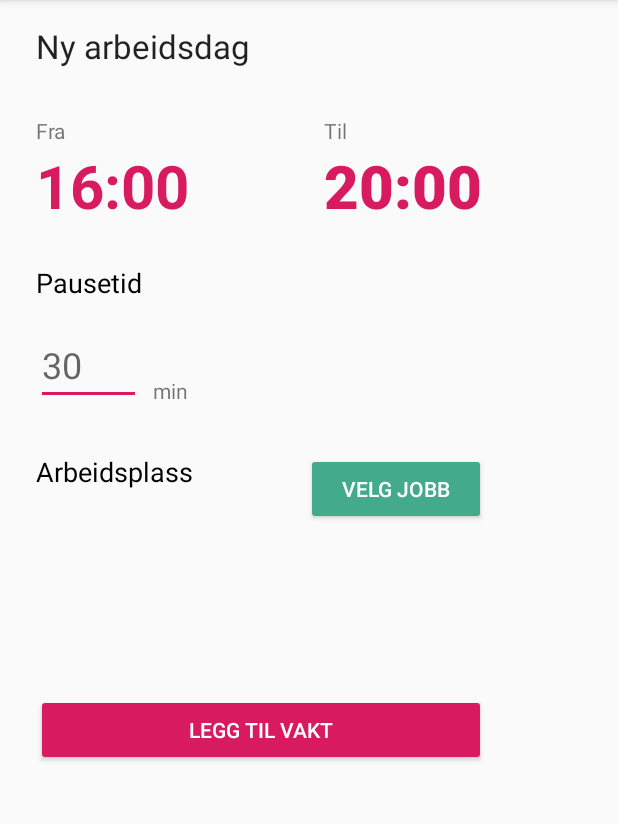
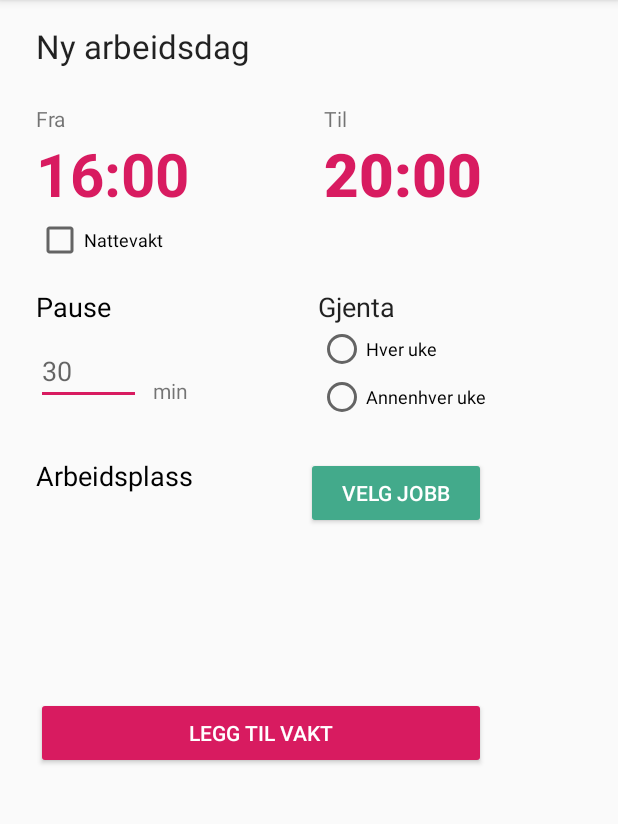
Before and after one commit to marcusbirkeland/terminus, an Android app: the CreateEvent screen opened directly, with no data from a screen before it, on a phone screen of 412 x 824 dp, the part 84-908 px from its top. Run offline under Robolectric (Android 15) with nearby library versions, the phone set to English and light mode, and no system bars; pictures from the network do not load.

Commit message:
Events can now be repeated.

```diff
--- a/app/src/main/java/com/example/jobbkalender/PayCalculator.java
+++ b/app/src/main/java/com/example/jobbkalender/PayCalculator.java
@@ -36,7 +36,7 @@ public class PayCalculator {
             for (WorkdayEvent event : workdayEvents) {
                 LocalDate eventDate = LocalDate.parse(event.getDate(), DateTimeFormatter.ofPattern("yyyy-MM-dd"));
                 // Hopp over event dersom den ikke er i nåværende år.
-                if(eventDate.getYear()!= now.getYear())
+                if(eventDate.getYear()!= now.getYear() || eventDate.isAfter(now))
                     continue;
                 LocalTime startTime = LocalTime.parse(event.getStartTime(), DateTimeFormatter.ofPattern("HH:mm"));
                 LocalTime endTime = LocalTime.parse(event.getEndTime(), DateTimeFormatter.ofPattern("HH:mm"));
--- a/app/src/main/res/layout/activity_create_event.xml
+++ b/app/src/main/res/layout/activity_create_event.xml
@@ -5,7 +5,6 @@
     android:layout_width="match_parent"
     android:layout_height="match_parent"
     tools:context=".CreateEvent">
-
 
     <TextView
         android:id="@+id/textView7"
@@ -55,7 +54,7 @@
         android:id="@+id/textView"
         android:layout_width="wrap_content"
         android:layout_height="wrap_content"
-        android:layout_marginTop="32dp"
+        android:layout_marginTop="24dp"
         android:text="@string/from"
         app:layout_constraintStart_toStartOf="@+id/textView9"
         app:layout_constraintTop_toBottomOf="@+id/textView9" />
@@ -67,20 +66,20 @@
         android:backgroundTint="@color/colorPrimary"
         android:text="@string/choose_workplace"
         android:textColor="#fff"
-        app:layout_constraintEnd_toEndOf="@+id/buttonSubmitWorkday"
+        app:layout_constraintEnd_toEndOf="@+id/linearLayout2"
         app:layout_constraintTop_toTopOf="@+id/textView5" />
 
     <EditText
         android:id="@+id/editTextBreakTime"
         android:layout_width="70dp"
         android:layout_height="wrap_content"
-        android:layout_marginTop="16dp"
+        android:layout_marginTop="8dp"
         android:ems="10"
         android:hint="30"
         android:inputType="number"
         android:maxLength="2"
         android:singleLine="true"
-        android:textSize="24sp"
+        android:textSize="18sp"
         app:layout_constraintStart_toStartOf="@+id/textView6"
         app:layout_constraintTop_toBottomOf="@+id/textView6" />
 
@@ -88,23 +87,22 @@
         android:id="@+id/textView6"
         android:layout_width="wrap_content"
         android:layout_height="wrap_content"
-        android:layout_marginTop="32dp"
-        android:text="@string/break_time"
+        android:layout_marginTop="16dp"
+        android:text="Pause"
         android:textAppearance="@style/TextAppearance.AppCompat.Medium"
         android:textColor="#000000"
         app:layout_constraintStart_toStartOf="@+id/timeInputFromCreateEvent"
-        app:layout_constraintTop_toBottomOf="@+id/timeInputFromCreateEvent" />
+        app:layout_constraintTop_toBottomOf="@+id/checkBoxNightshift" />
 
     <LinearLayout
         android:id="@+id/linearLayout2"
         android:layout_width="300dp"
         android:layout_height="0dp"
-        android:layout_marginTop="24dp"
         android:backgroundTint="@color/colorPrimaryDark"
         android:backgroundTintMode="src_atop"
         android:orientation="horizontal"
         app:layout_constraintStart_toStartOf="@+id/textView5"
-        app:layout_constraintTop_toBottomOf="@+id/textView5">
+        app:layout_constraintTop_toBottomOf="@+id/buttonChooseWorkplaceCreateEvent">
 
         <ImageView
             android:id="@+id/imageViewCreateEvent"
@@ -136,12 +134,12 @@
         android:id="@+id/textView5"
         android:layout_width="wrap_content"
         android:layout_height="wrap_content"
-        android:layout_marginTop="32dp"
+        android:layout_marginTop="24dp"
         android:text="@string/workplace"
         android:textAppearance="@style/TextAppearance.AppCompat.Medium"
         android:textColor="#000000"
         app:layout_constraintStart_toStartOf="@+id/editTextBreakTime"
-        app:layout_constraintTop_toBottomOf="@+id/editTextBreakTime" />
+        app:layout_constraintTop_toBottomOf="@+id/radioGroupRepeat" />
 
     <TextView
         android:id="@+id/textView9"
@@ -154,4 +152,46 @@
         app:layout_constraintStart_toStartOf="parent"
         app:layout_constraintTop_toTopOf="parent" />
 
+    <CheckBox
+        android:id="@+id/checkBoxNightshift"
+        android:layout_width="wrap_content"
+        android:layout_height="wrap_content"
+        android:layout_marginTop="8dp"
+        android:text="Nattevakt"
+        android:textSize="12sp"
+        app:layout_constraintStart_toStartOf="@+id/timeInputFromCreateEvent"
+        app:layout_constraintTop_toBottomOf="@+id/timeInputFromCreateEvent" />
+
+    <RadioGroup
+        android:id="@+id/radioGroupRepeat"
+        android:layout_width="wrap_content"
+        android:layout_height="wrap_content"
+        app:layout_constraintEnd_toEndOf="@+id/timeInputToCreateEvent"
+        app:layout_constraintTop_toBottomOf="@+id/textView3">
+
+        <com.example.jobbkalender.ToggleRadioButton
+            android:id="@+id/radioButtonRepeatEachWeek"
+            android:layout_width="wrap_content"
+            android:layout_height="wrap_content"
+            android:text="Hver uke"
+            android:textSize="12sp" />
+
+        <com.example.jobbkalender.ToggleRadioButton
+            android:id="@+id/radioButtonRepeatEveryOtherWeek"
+            android:layout_width="wrap_content"
+            android:layout_height="wrap_content"
+            android:text="Annenhver uke"
+            android:textSize="12sp" />
+    </RadioGroup>
+
+    <TextView
+        android:id="@+id/textView3"
+        android:layout_width="wrap_content"
+        android:layout_height="wrap_content"
+        android:text="Gjenta"
+        android:textAppearance="@style/TextAppearance.AppCompat.Large"
+        android:textSize="18sp"
+        app:layout_constraintStart_toStartOf="@+id/radioGroupRepeat"
+        app:layout_constraintTop_toTopOf="@+id/textView6" />
+
 </androidx.constraintlayout.widget.ConstraintLayout>
```
Also changed, not shown: app/src/main/java/com/example/jobbkalender/CreateEvent.java (+49 -14 lines), app/src/main/java/com/example/jobbkalender/DataClasses/WorkdayEvent.java (+35 -7 lines), app/src/main/java/com/example/jobbkalender/ToggleRadioButton.java (added, +40 -0 lines), app/src/main/res/layout/fragment_dashboard.xml (+4 -5 lines), app/src/main/res/layout/fragment_home.xml (+4 -4 lines).
